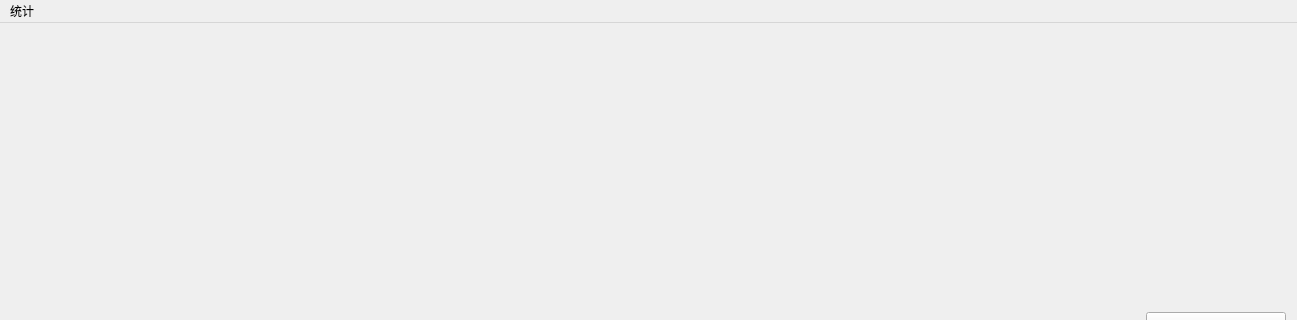
Old version of the form mainwindow.ui in the repository li609870810/Railway; both pictures show x 0 to 1297 and y 0 to 320 of the 1297 by 665 pixel window.
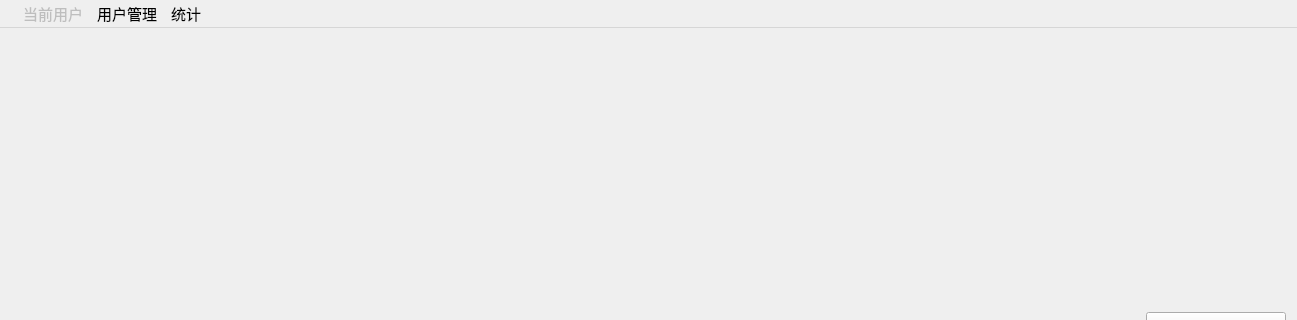
New version of the form.

What changed in the file:
```diff
--- a/mainwindow.ui
+++ b/mainwindow.ui
@@ -160,6 +160,17 @@
      <height>26</height>
     </rect>
    </property>
+   <property name="minimumSize">
+    <size>
+     <width>0</width>
+     <height>0</height>
+    </size>
+   </property>
+   <property name="font">
+    <font>
+     <pointsize>11</pointsize>
+    </font>
+   </property>
    <widget class="QMenu" name="menu">
     <property name="title">
      <string/>
@@ -171,8 +182,34 @@
     </property>
     <addaction name="menu_statistics"/>
    </widget>
-   <addaction name="menu_2"/>
+   <widget class="QMenu" name="menu_user">
+    <property name="title">
+     <string>用户管理</string>
+    </property>
+    <property name="separatorsCollapsible">
+     <bool>false</bool>
+    </property>
+    <property name="toolTipsVisible">
+     <bool>false</bool>
+    </property>
+    <addaction name="actionUser_2"/>
+    <addaction name="actionUserQH"/>
+   </widget>
+   <widget class="QMenu" name="menu_curuser">
+    <property name="enabled">
+     <bool>false</bool>
+    </property>
+    <property name="cursor">
+     <cursorShape>OpenHandCursor</cursorShape>
+    </property>
+    <property name="title">
+     <string>当前用户</string>
+    </property>
+   </widget>
    <addaction name="menu"/>
+   <addaction name="menu_curuser"/>
+   <addaction name="menu_user"/>
+   <addaction name="menu_2"/>
   </widget>
   <action name="menu_statistics">
    <property name="checkable">
```
Left out of the diff: 33 changed lines with no effect on the pictures.
